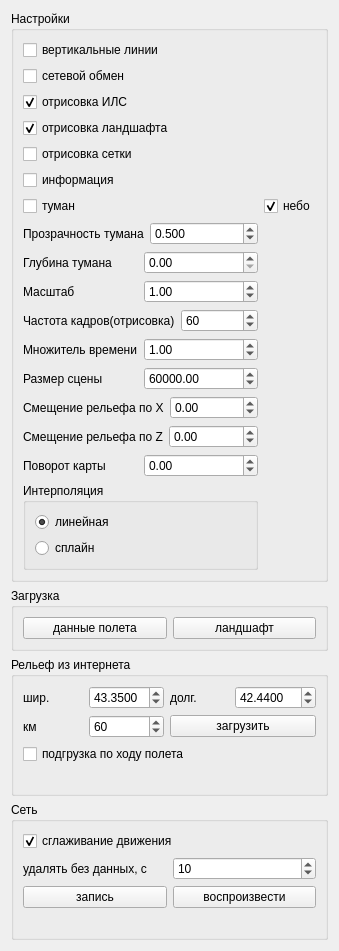
This is formsettings.ui in FedorGurin/3DWorld as Qt 5 draws it before an edit. The edited form follows.
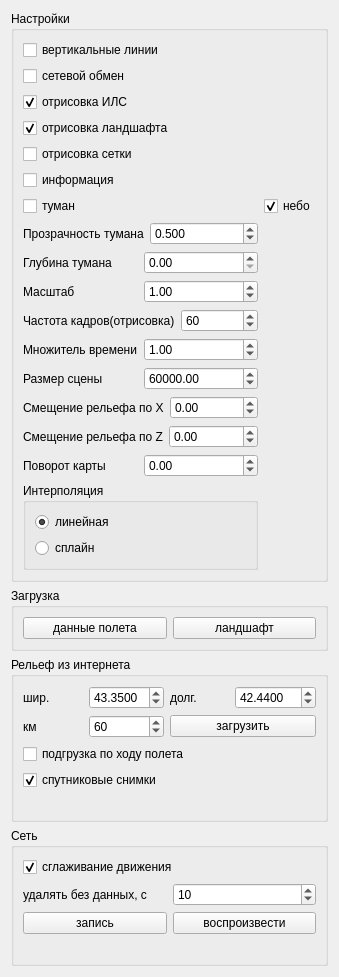
This is the edited form.

Commit message: Спутниковые снимки и детализация рельефа по удалению

The edit to the form file:
```diff
--- a/formsettings.ui
+++ b/formsettings.ui
@@ -388,6 +388,9 @@
          <widget class="QCheckBox" name="checkBoxTerrainStreaming"><property name="text"><string>подгрузка по ходу полета</string></property></widget>
         </item>
         <item row="3" column="0" colspan="4">
+         <widget class="QCheckBox" name="checkBoxImagery"><property name="text"><string>спутниковые снимки</string></property><property name="checked"><bool>true</bool></property></widget>
+        </item>
+        <item row="4" column="0" colspan="4">
          <widget class="QLabel" name="labelTerrainStatus"><property name="wordWrap"><bool>true</bool></property></widget>
         </item>
        </layout>
```
The commit also changes 11 other files.
